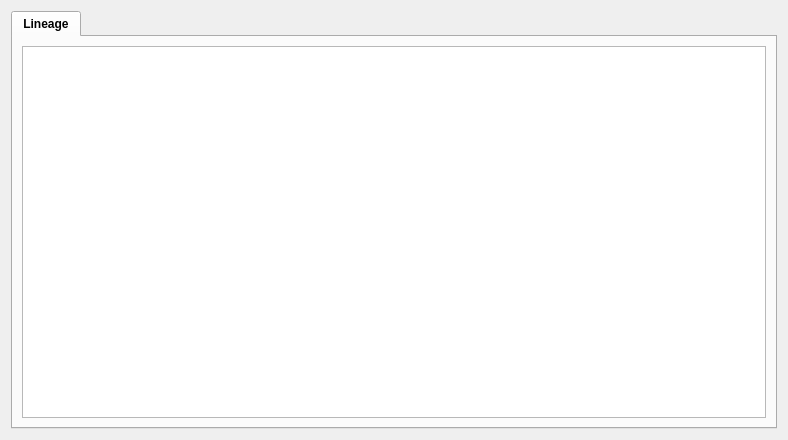
The window that trunk/GoFigure2Beta/Code/GUI/lib/QGoPrintDatabase.ui (gofigure2/GoFigure2) describes before a commit, drawn with Qt 5.
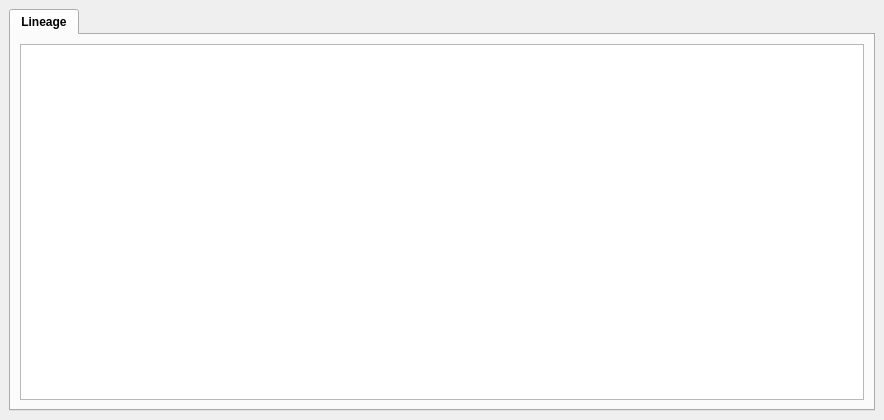
The same window after the commit.

Commit message: QGoPrintDatabase is now a QDockWidget. Tab can now have dockwidgets in any area (not only in the left one).

What changed in the file:
```diff
--- a/trunk/GoFigure2Beta/Code/GUI/lib/QGoPrintDatabase.ui
+++ b/trunk/GoFigure2Beta/Code/GUI/lib/QGoPrintDatabase.ui
@@ -1,25 +1,21 @@
 <?xml version="1.0" encoding="UTF-8"?>
 <ui version="4.0">
  <class>WidgetPrintDatabase</class>
- <widget class="QWidget" name="WidgetPrintDatabase">
+ <widget class="QDockWidget" name="WidgetPrintDatabase">
   <property name="geometry">
    <rect>
     <x>0</x>
     <y>0</y>
-    <width>788</width>
-    <height>440</height>
+    <width>884</width>
+    <height>420</height>
    </rect>
   </property>
   <property name="windowTitle">
    <string/>
   </property>
-  <layout class="QGridLayout" name="gridLayout_5">
+  <widget class="QWidget" name="dockWidgetContents">
+   <layout class="QGridLayout" name="gridLayout">
    <item row="0" column="0">
-    <layout class="QVBoxLayout" name="verticalLayout">
-     <property name="sizeConstraint">
-      <enum>QLayout::SetDefaultConstraint</enum>
-     </property>
-     <item>
       <widget class="QTabWidget" name="DBTabWidget">
        <property name="sizePolicy">
         <sizepolicy hsizetype="Expanding" vsizetype="Expanding">
@@ -51,8 +47,7 @@
       </widget>
      </item>
     </layout>
-   </item>
-  </layout>
+  </widget>
  </widget>
  <resources/>
  <connections/>
```
Left out of the diff: 2 changed lines with no effect on the pictures. Lines whose indentation alone changed are shown as unchanged. The commit also changes 15 other files.
